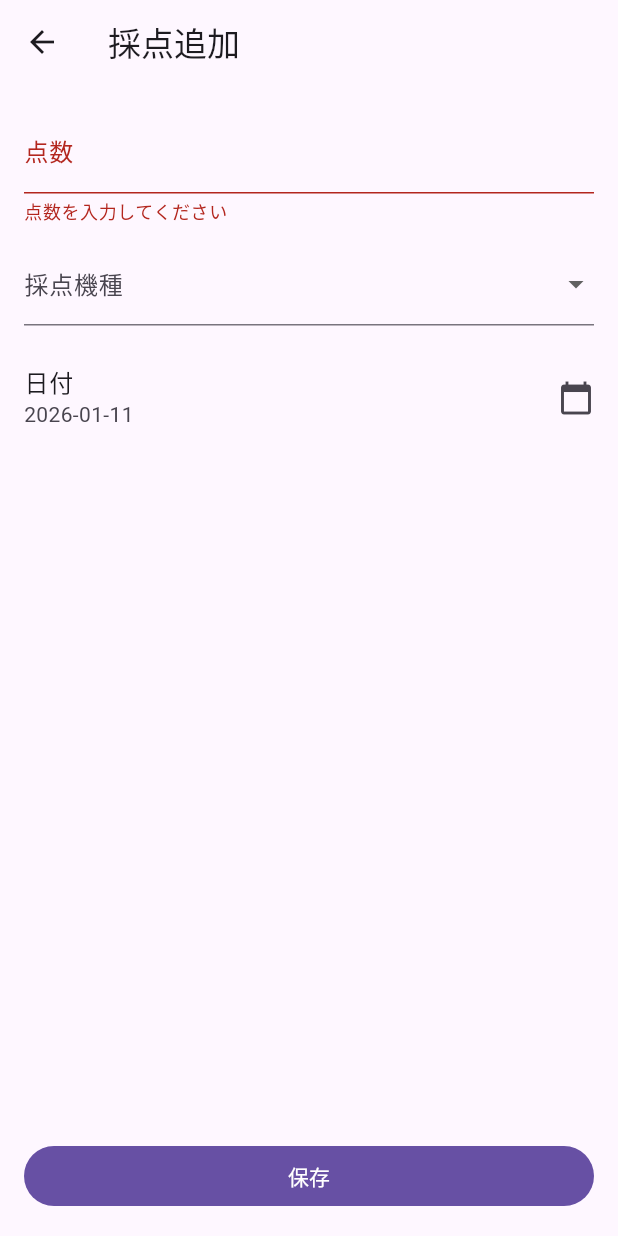
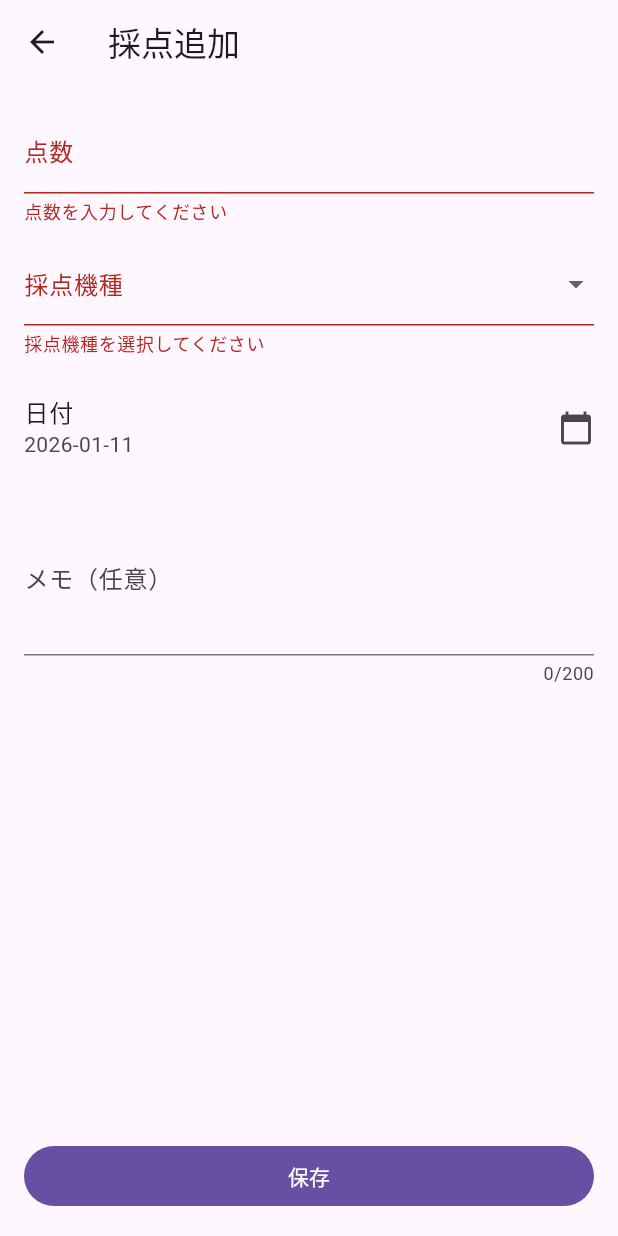
Before and after one commit to kawamata-natsuki/utamemo_app, a Flutter app: the S21AddScorePage screen opened directly with empty values, after a tap on "保存", on a phone screen of 412 x 824 dp. Run offline on Flutter 3.47's test engine with Material 3 defaults, Android fonts, the phone set to English and light mode, and no system bars; our stand-ins replace firebase_core, firebase_crashlytics; accounts and stored records are empty.

Commit message:
feat: ScoreRecordにメモとカラオケ機種フィールドを追加 (#8)
変更内容:
- ScoreRecordモデル:
  - memoフィールド追加（String?, 任意）
  - karaokeMachineフィールド追加（KaraokeMachine, 必須）
  - KaraokeMachine enumをdomain層に定義
  - copyWithメソッドを追加

- S21AddScoreController:
  - saveScoreRecordメソッドにkaraokeMachineとmemoパラメータを追加
  - validateMemoメソッドを追加（最大200文字チェック）
  - validateKaraokeMachineメソッドを追加
  - スコアバリデーションに小数点以下2桁チェックを追加

- S21AddScorePage:
  - メモ入力フィールドを追加（最大200文字、3行）
  - メモ用のTextEditingControllerを追加
  - KaraokeMachine enum定義を削除し、domain層からインポート
  - 保存処理でkaraokeMachineとmemoを渡すように修正

- InMemorySongRepository:
  - ScoreRecordの新しいフィールドに対応

```diff
--- a/lib/data/repositories/song/in_memory_song_repository.dart
+++ b/lib/data/repositories/song/in_memory_song_repository.dart
@@ -27,10 +27,12 @@ class InMemorySongRepository implements SongRepository {
           ScoreRecord(
             score: 83.25,
             recordedAt: DateTime(2025, 12, 26),
+            karaokeMachine: KaraokeMachine.dam,
           ),
           ScoreRecord(
             score: 81.75,
             recordedAt: DateTime(2026, 1, 1),
+            karaokeMachine: KaraokeMachine.joysound,
           ),
         ],
       ),
--- a/lib/domain/model/score_record.dart
+++ b/lib/domain/model/score_record.dart
@@ -1,9 +1,33 @@
+enum KaraokeMachine { dam, joysound }
+
 class ScoreRecord {
   final double score;
   final DateTime recordedAt;
+  final String? memo;
+  final KaraokeMachine karaokeMachine;
 
   ScoreRecord({
     required this.score,
     required this.recordedAt,
+    this.memo,
+    required this.karaokeMachine,
   });
+
+  /// ScoreRecordのコピーを作成する
+  ///
+  /// 注意: nullableフィールド（memo）にnullを明示的に設定することはできません。
+  /// 将来的に編集機能を追加する際は、Optional型パターンの導入を検討してください。
+  ScoreRecord copyWith({
+    double? score,
+    DateTime? recordedAt,
+    String? memo,
+    KaraokeMachine? karaokeMachine,
+  }) {
+    return ScoreRecord(
+      score: score ?? this.score,
+      recordedAt: recordedAt ?? this.recordedAt,
+      memo: memo ?? this.memo,
+      karaokeMachine: karaokeMachine ?? this.karaokeMachine,
+    );
+  }
 }
--- a/lib/presentation/screens/s21_add_score/s21_add_score_controller.dart
+++ b/lib/presentation/screens/s21_add_score/s21_add_score_controller.dart
@@ -7,7 +7,7 @@ class S21AddScoreController {
 
   final SongRepository _repository;
 
-  /// スコアのバリデーション
+  /// 点数のバリデーション
   String? validateScore(String? value) {
     final text = (value ?? '').trim();
     if (text.isEmpty) return '点数を入力してください';
@@ -16,6 +16,25 @@ class S21AddScoreController {
     if (score == null) return '数値で入力してください';
     if (score < 0 || score > 100) return '0〜100の範囲で入力してください';
 
+    // 小数点以下2桁までチェック
+    final decimalParts = text.split('.');
+    if (decimalParts.length == 2 && decimalParts[1].length > 2) {
+      return '小数点以下は2桁までです';
+    }
+
+    return null;
+  }
+
+  /// メモのバリデーション
+  String? validateMemo(String? value) {
+    final text = value ?? '';
+    if (text.length > 200) return 'メモは200文字以内で入力してください';
+    return null;
+  }
+
+  /// 採点機種のバリデーション
+  String? validateKaraokeMachine(KaraokeMachine? value) {
+    if (value == null) return '採点機種を選択してください';
     return null;
   }
 
@@ -24,12 +43,16 @@ class S21AddScoreController {
     required String songId,
     required double score,
     required DateTime recordedAt,
+    required KaraokeMachine karaokeMachine,
+    String? memo,
   }) async {
     await _repository.addScoreRecord(
       songId: songId,
       record: ScoreRecord(
         score: score,
         recordedAt: recordedAt,
+        karaokeMachine: karaokeMachine,
+        memo: memo?.trim().isEmpty == true ? null : memo?.trim(),
       ),
     );
   }
--- a/lib/presentation/screens/s21_add_score/s21_add_score_page.dart
+++ b/lib/presentation/screens/s21_add_score/s21_add_score_page.dart
@@ -2,9 +2,8 @@ import 'package:flutter/material.dart';
 import 'package:provider/provider.dart';
 
 import 'package:utamemo_app/data/repositories/song/song_repository.dart';
+import 'package:utamemo_app/domain/model/score_record.dart';
 import 'package:utamemo_app/presentation/screens/s21_add_score/s21_add_score_controller.dart';
-
-enum KaraokeMachine { dam, joysound }
 
 class S21AddScorePage extends StatefulWidget {
   const S21AddScorePage({
@@ -21,6 +20,7 @@ class S21AddScorePage extends StatefulWidget {
 class _S21AddScorePageState extends State<S21AddScorePage> {
   final _formKey = GlobalKey<FormState>();
   final _scoreController = TextEditingController();
+  final _memoController = TextEditingController();
   late final S21AddScoreController _controller;
 
   KaraokeMachine? _machine;
@@ -37,42 +37,47 @@ class _S21AddScorePageState extends State<S21AddScorePage> {
   @override
   void dispose() {
     _scoreController.dispose();
+    _memoController.dispose();
     super.dispose();
   }
 
   /// 日付選択ダイアログを表示
+  ///
+  /// ユーザーが日付を選択すると、[_date]が更新される。
+  /// キャンセルした場合は何も変更されない。
   Future<void> _pickDate() async {
     final picked = await showDatePicker(
       context: context,
       initialDate: _date,
-      firstDate: DateTime(2000),
-      lastDate: DateTime(2100),
+      firstDate: DateTime.now().subtract(Duration(days: 365)),
+      lastDate: DateTime.now().add(Duration(days: 7)),
     );
     if (picked != null) {
       setState(() => _date = picked);
     }
   }
 
-  /// 採点記録を保存
+  /// フォームをバリデーションし、採点記録を保存
+  ///
+  /// バリデーションが成功すると、採点記録をリポジトリに保存し、
+  /// 前の画面に戻る。失敗した場合はエラーメッセージを表示する。
   Future<void> _save() async {
     final ok = _formKey.currentState?.validate() ?? false;
     if (!ok) return;
 
-    if (_machine == null) {
-      ScaffoldMessenger.of(context).showSnackBar(
-        const SnackBar(content: Text('採点機種を選択してください')),
-      );
-      return;
-    }
-
     final score = double.parse(_scoreController.text);
 
+    // 保存中フラグをセット
     setState(() => _saving = true);
     try {
+      final trimmedMemo = _memoController.text.trim();
+
       await _controller.saveScoreRecord(
         songId: widget.songId,
         score: score,
         recordedAt: _date,
+        karaokeMachine: _machine!,
+        memo: trimmedMemo.isEmpty ? null : trimmedMemo,
       );
 
       if (!mounted) return;
@@ -122,6 +127,7 @@ class _S21AddScorePageState extends State<S21AddScorePage> {
                     child: Text('JOYSOUND'),
                   ),
                 ],
+                validator: _controller.validateKaraokeMachine,
                 onChanged: (value) => setState(() => _machine = value),
               ),
               const SizedBox(height: 12),
@@ -131,6 +137,17 @@ class _S21AddScorePageState extends State<S21AddScorePage> {
                 subtitle: Text(_controller.formatDate(_date)),
                 trailing: const Icon(Icons.calendar_today),
                 onTap: _pickDate,
+              ),
+              const SizedBox(height: 12),
+              TextFormField(
+                controller: _memoController,
+                decoration: const InputDecoration(
+                  labelText: 'メモ（任意）',
+                  hintText: '最大200文字',
+                ),
+                maxLength: 200,
+                maxLines: 3,
+                validator: _controller.validateMemo,
               ),
 
               const Spacer(),
```
